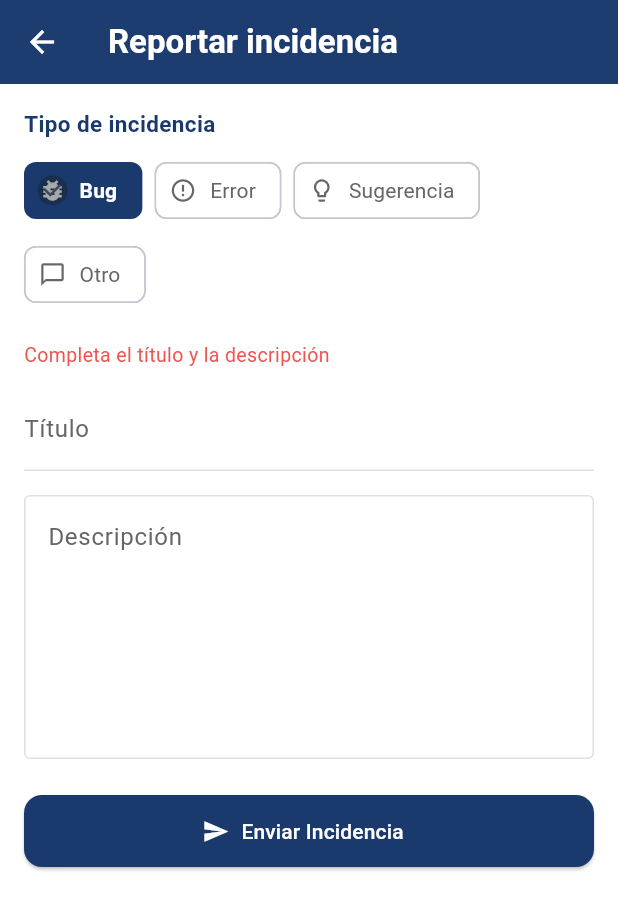
After one commit to GuillermoBR24/DiAppBetes-Flutter, a Flutter app: the ReportIssueScreen screen opened directly, after a tap on "Enviar Incidencia", on a phone screen of 412 x 824 dp. The commit adds this screen. Shown: the top 910 px of the screen. Run offline on Flutter 3.47's test engine with Material 3 defaults, Android fonts, the phone set to English and light mode, and no system bars; our stand-ins replace cloud_firestore, firebase_auth, firebase_core, fl_chart, flutter_secure_storage, image_picker and 2 more; missing offline and left inert: mobile_scanner; accounts and stored records are empty.

Commit message:
creacion incidencias

```diff
--- /dev/null
+++ b/diappbetes/lib/screens/report_issue_screen.dart
@@ -0,0 +1,191 @@
+import 'package:diappbetes/services/report_service.dart';
+import 'package:flutter/material.dart';
+import 'package:firebase_auth/firebase_auth.dart';
+import '../theme/app_theme.dart';
+
+enum IssueType { bug, error, suggestion, other }
+
+extension IssueTypeX on IssueType {
+  String get label {
+    switch (this) {
+      case IssueType.bug: return 'Bug';
+      case IssueType.error: return 'Error';
+      case IssueType.suggestion: return 'Sugerencia';
+      case IssueType.other: return 'Otro';
+    }
+  }
+
+  IconData get icon {
+    switch (this) {
+      case IssueType.bug: return Icons.bug_report;
+      case IssueType.error: return Icons.error_outline;
+      case IssueType.suggestion: return Icons.lightbulb_outline;
+      case IssueType.other: return Icons.chat_bubble_outline;
+    }
+  }
+}
+
+class ReportIssueScreen extends StatefulWidget {
+  const ReportIssueScreen({super.key});
+
+  @override
+  State<ReportIssueScreen> createState() => _ReportIssueScreenState();
+}
+
+class _ReportIssueScreenState extends State<ReportIssueScreen> {
+  static const String _supportEmail = 'diappbetes0@gmail.com';
+
+  IssueType _selectedType = IssueType.bug;
+  final _titleCtrl = TextEditingController();
+  final _descCtrl = TextEditingController();
+  bool _sending = false;
+  String _error = '';
+
+  @override
+  void dispose() {
+    _titleCtrl.dispose();
+    _descCtrl.dispose();
+    super.dispose();
+  }
+
+  Future<void> _send() async {
+    setState(() => _error = '');
+
+    final title = _titleCtrl.text.trim();
+    final desc = _descCtrl.text.trim();
+
+    if (title.isEmpty || desc.isEmpty) {
+      setState(() => _error = 'Completa el título y la descripción');
+      return;
+    }
+
+    setState(() => _sending = true);
+
+    final ok = await ReportService.sendReport(
+      type: _selectedType.label,
+      title: title,
+      description: desc,
+    );
+
+    if (mounted) {
+      setState(() => _sending = false);
+      if (ok) {
+        Navigator.pop(context);
+        ScaffoldMessenger.of(context).showSnackBar(
+          const SnackBar(content: Text('Incidencia enviada correctamente')),
+        );
+      } else {
+        setState(() => _error = 'No se pudo enviar. Inténtalo de nuevo más tarde.');
+      }
+    }
+  }
+
+  @override
+  Widget build(BuildContext context) {
+    final primaryColor = Theme.of(context).colorScheme.primary;
+
+    return Scaffold(
+      backgroundColor: Theme.of(context).scaffoldBackgroundColor,
+      appBar: AppBar(
+        backgroundColor: Theme.of(context).appBarTheme.backgroundColor,
+        foregroundColor: Theme.of(context).appBarTheme.foregroundColor,
+        title: const Text('Reportar incidencia',
+            style: TextStyle(fontWeight: FontWeight.bold)),
+      ),
+      body: SingleChildScrollView(
+        padding: const EdgeInsets.all(16),
+        child: Column(
+          crossAxisAlignment: CrossAxisAlignment.start,
+          children: [
+            Text('Tipo de incidencia',
+                style: TextStyle(
+                  fontSize: 15,
+                  fontWeight: FontWeight.bold,
+                  color: primaryColor,
+                )),
+            const SizedBox(height: 10),
+            Wrap(
+              spacing: 8,
+              runSpacing: 8,
+              children: IssueType.values.map((type) {
+                final selected = _selectedType == type;
+                return ChoiceChip(
+                  selected: selected,
+                  label: Text(type.label),
+                  avatar: Icon(type.icon,
+                      size: 18,
+                      color: selected
+                          ? Theme.of(context).colorScheme.onPrimary
+                          : Theme.of(context).textTheme.bodySmall?.color),
+                  labelStyle: TextStyle(
+                    color: selected
+                        ? Theme.of(context).colorScheme.onPrimary
+                        : Theme.of(context).textTheme.bodyLarge?.color,
+                    fontWeight: selected ? FontWeight.bold : FontWeight.normal,
+                  ),
+                  selectedColor: primaryColor,
+                  backgroundColor: Theme.of(context).cardColor,
+                  onSelected: (_) => setState(() => _selectedType = type),
+                );
+              }).toList(),
+            ),
+            const SizedBox(height: 20),
+            if (_error.isNotEmpty)
+              Padding(
+                padding: const EdgeInsets.only(bottom: 12),
+                child: Text(_error,
+                    style: const TextStyle(color: AppColors.rojoSuave, fontSize: 13)),
+              ),
+            TextField(
+              controller: _titleCtrl,
+              style: TextStyle(color: Theme.of(context).textTheme.bodyLarge?.color),
+              decoration: InputDecoration(
+                labelText: 'Título',
+                labelStyle: TextStyle(color: Theme.of(context).textTheme.bodySmall?.color),
+                enabledBorder: UnderlineInputBorder(
+                    borderSide: BorderSide(color: Theme.of(context).dividerColor)),
+                focusedBorder: UnderlineInputBorder(
+                    borderSide: BorderSide(color: primaryColor)),
+              ),
+            ),
+            const SizedBox(height: 16),
+            TextField(
+              controller: _descCtrl,
+              maxLines: 6,
+              style: TextStyle(color: Theme.of(context).textTheme.bodyLarge?.color),
+              decoration: InputDecoration(
+                labelText: 'Descripción',
+                alignLabelWithHint: true,
+                hintText: 'Describe el problema o la sugerencia con el mayor detalle posible...',
+                labelStyle: TextStyle(color: Theme.of(context).textTheme.bodySmall?.color),
+                enabledBorder: OutlineInputBorder(
+                    borderSide: BorderSide(color: Theme.of(context).dividerColor)),
+                focusedBorder: OutlineInputBorder(
+                    borderSide: BorderSide(color: primaryColor)),
+              ),
+            ),
+            const SizedBox(height: 24),
+            SizedBox(
+              width: double.infinity,
+              height: 48,
+              child: ElevatedButton.icon(
+                onPressed: _sending ? null : _send,
+                icon: _sending
+                    ? const SizedBox(
+                        width: 18, height: 18,
+                        child: CircularProgressIndicator(strokeWidth: 2, color: Colors.white))
+                    : const Icon(Icons.send),
+                label: Text(_sending ? 'Abriendo correo...' : 'Enviar Incidencia'),
+                style: ElevatedButton.styleFrom(
+                  backgroundColor: primaryColor,
+                  foregroundColor: Theme.of(context).colorScheme.onPrimary,
+                  shape: RoundedRectangleBorder(borderRadius: BorderRadius.circular(12)),
+                ),
+              ),
+            ),
+          ],
+        ),
+      ),
+    );
+  }
+}
--- a/diappbetes/lib/screens/settings_screen.dart
+++ b/diappbetes/lib/screens/settings_screen.dart
@@ -10,6 +10,7 @@ import '../theme/app_theme.dart';
 import '../services/profile_service.dart';
 import '../services/hc_ratio_service.dart';
 import '../services/auth_service.dart';
+import '../screens/report_issue_screen.dart';
 
 // ---------------------------------------------------------------------------
 // Modelo HcRatio
@@ -809,6 +810,19 @@ class _SettingsScreenState extends State<SettingsScreen> {
               color: Theme.of(context).appBarTheme.foregroundColor,
               fontWeight: FontWeight.bold,
             )),
+        actions: [
+          IconButton(
+            icon: Icon(Icons.report_problem_outlined,
+                color: Theme.of(context).appBarTheme.foregroundColor),
+            tooltip: 'Reportar incidencia',
+            onPressed: () {
+              Navigator.push(
+                context,
+                MaterialPageRoute(builder: (_) => const ReportIssueScreen()),
+              );
+            },
+          ),
+        ],
       ),
       body: _loadingProfile
           ? Center(child: CircularProgressIndicator(
--- /dev/null
+++ b/diappbetes/lib/services/report_service.dart
@@ -0,0 +1,39 @@
+import 'dart:convert';
+import 'package:http/http.dart' as http;
+import 'package:firebase_auth/firebase_auth.dart';
+
+class ReportService {
+  static const String _endpoint =
+      'https://formsubmit.co/ajax/diappbetes0@gmail.com';
+
+  static Future<bool> sendReport({
+    required String type,
+    required String title,
+    required String description,
+  }) async {
+    final userEmail = FirebaseAuth.instance.currentUser?.email ?? 'No identificado';
+    final userId = FirebaseAuth.instance.currentUser?.uid ?? 'N/A';
+
+    try {
+      final response = await http.post(
+        Uri.parse(_endpoint),
+        headers: {
+          'Content-Type': 'application/json',
+          'Accept': 'application/json',
+        },
+        body: jsonEncode({
+          '_subject': '[$type] $title',
+          'Tipo': type,
+          'Título': title,
+          'Descripción': description,
+          'Usuario': userEmail,
+          'UID': userId,
+        }),
+      );
+
+      return response.statusCode == 200;
+    } catch (e) {
+      return false;
+    }
+  }
+}
--- a/diappbetes/pubspec.yaml
+++ b/diappbetes/pubspec.yaml
@@ -18,9 +18,6 @@ dependencies:
   firebase_auth: ^6.5.1
   firebase_core: ^4.9.0
 
-  # ── HTTP (OpenFoodFacts) ───────────────────────────────────────────────── #
-  http: ^1.2.0
-
   # ── Escáner de código de barras ───────────────────────────────────────── #
   mobile_scanner: ^6.0.0
 
@@ -35,6 +32,7 @@ dependencies:
   image_picker: ^1.1.2
 
   local_auth: ^2.3.0
+  http: ^1.2.2
 
 dev_dependencies:
   flutter_test:
```
